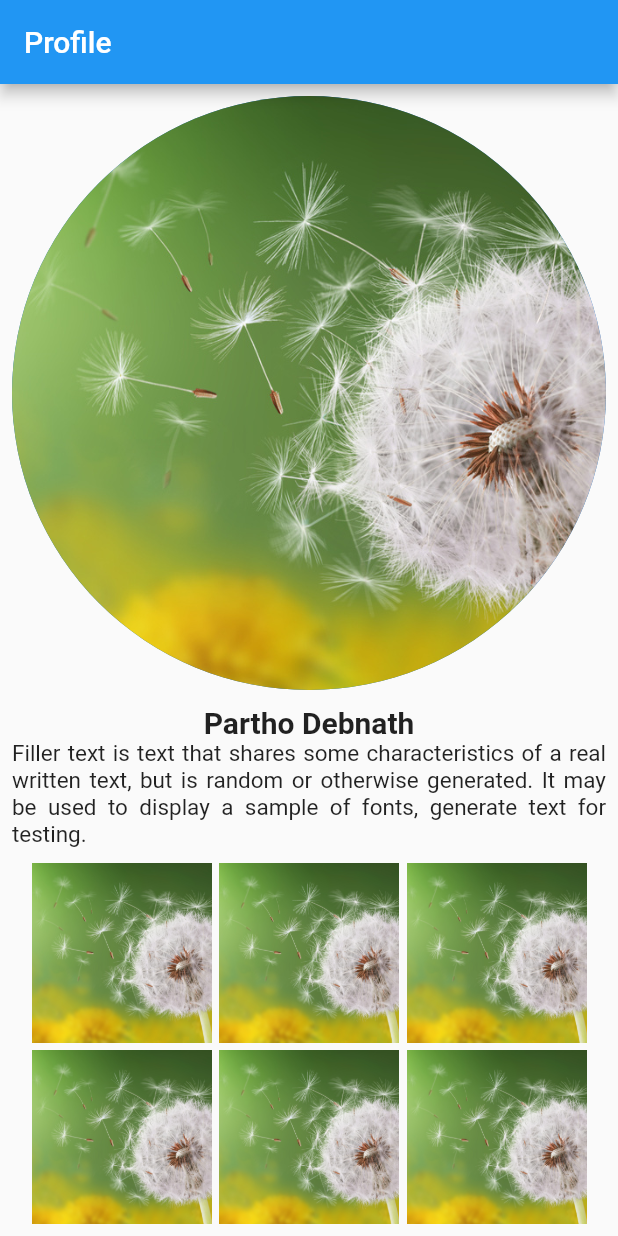
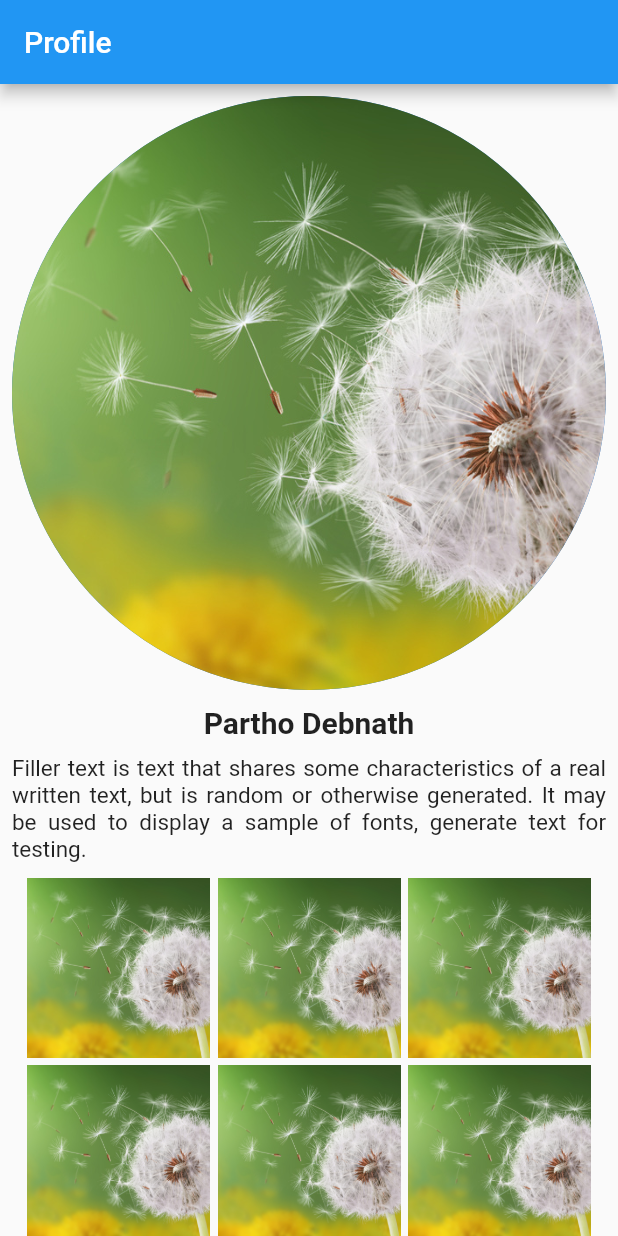
Before and after one commit to pd28CSE/flutter__device_orientation_module10_assignment_ostad, a Flutter app: the screen it shows after launch, on a phone screen of 412 x 824 dp. Run offline on Flutter 3.47's test engine with Material 2 defaults, Android fonts, the phone set to English and light mode, and no system bars.

Commit message:
remove unnecessary pading

```diff
--- a/lib/screens/portrait.dart
+++ b/lib/screens/portrait.dart
@@ -6,7 +6,7 @@ class PortraitHomeScreen extends StatelessWidget {
   @override
   Widget build(BuildContext context) {
     return Padding(
-      padding: const EdgeInsets.all(8.0),
+      padding: const EdgeInsets.fromLTRB(8, 8, 8, 0),
       child: SingleChildScrollView(
         child: Column(
           crossAxisAlignment: CrossAxisAlignment.center,
@@ -27,7 +27,7 @@ class PortraitHomeScreen extends StatelessWidget {
                 fontWeight: FontWeight.bold,
               ),
             ),
-            //  const Flexible(child: SizedBox(height: 10)),
+            const SizedBox(height: 10),
             const Text(
               'Filler text is text that shares some characteristics of a real written text, but is random or otherwise generated. It may be used to display a sample of fonts, generate text for testing.',
               textAlign: TextAlign.justify,
@@ -42,7 +42,7 @@ class PortraitHomeScreen extends StatelessWidget {
               children: <Widget>[
                 ...List.generate(7, (index) {
                   return SizedBox(
-                    width: 120,
+                    width: 122,
                     height: 120,
                     child: Image.asset(
                       'assets/images/flower.jpg',
```
Also changed, not shown: lib/screens/landscape.dart (+9 -7 lines), 1 other file.
